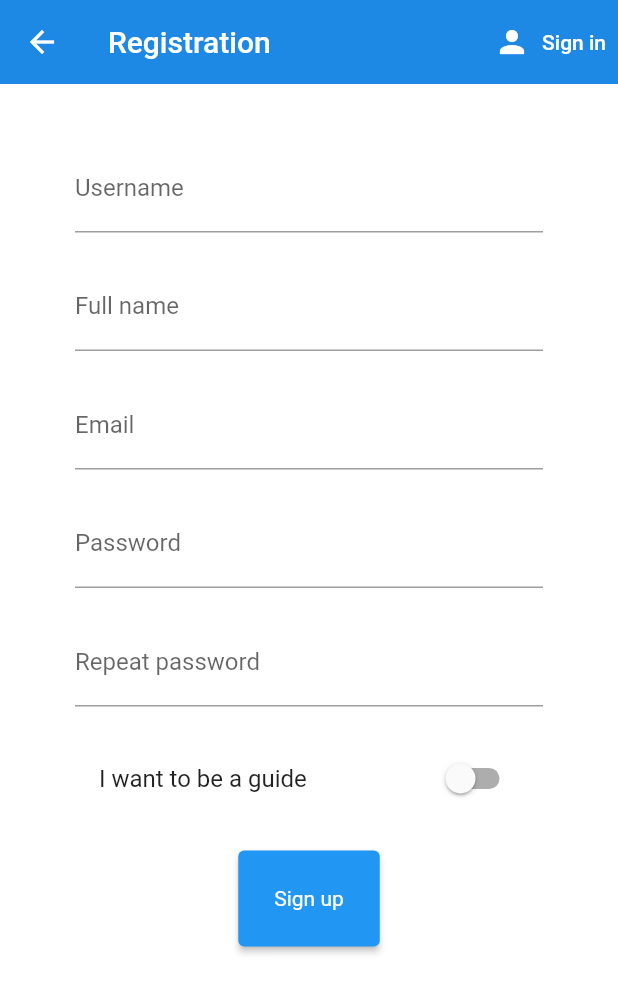
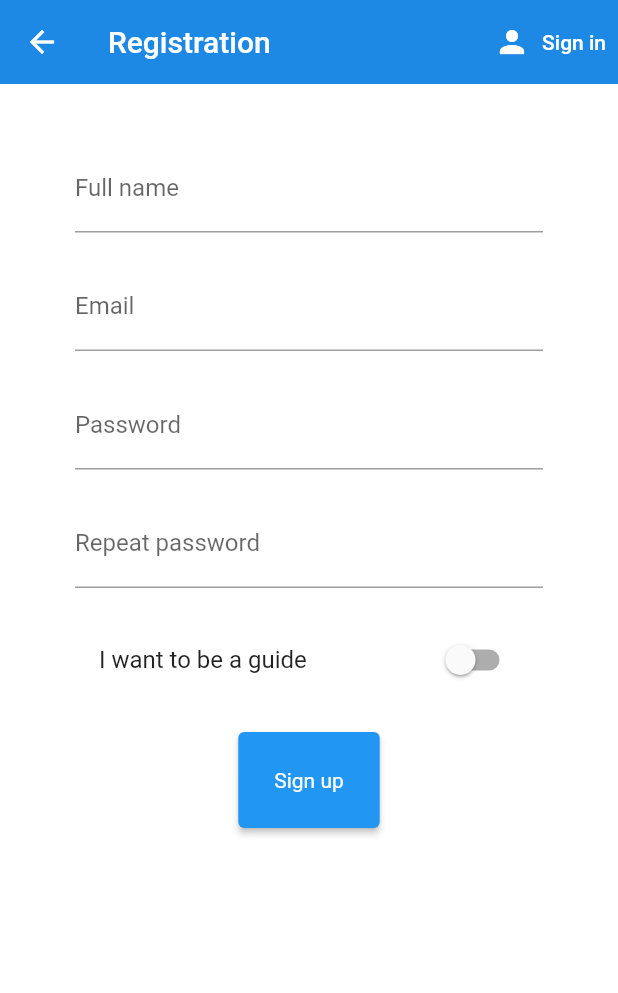
Before and after one commit to nurSaadat/RemoteGuide, a Flutter app: the Register screen opened directly with empty values, on a phone screen of 412 x 824 dp. Shown: the top 993 px of the screen. Run offline on Flutter 3.47's test engine with Material 2 defaults, Android fonts, the phone set to English and light mode, and no system bars; our stand-ins replace cloud_firestore, firebase_auth, firebase_core, firebase_storage, flutter_spinkit, geolocator and 2 more; missing offline and left inert: flutter_google_places, google_api_headers, google_maps_webservice; accounts and stored records are empty.

Commit message:
fix(client): remove nickname field from user registration

```diff
--- a/lib/pages/authenticate/register.dart
+++ b/lib/pages/authenticate/register.dart
@@ -18,7 +18,6 @@ class _RegisterState extends State<Register> {
 
   bool guide = false;
   String email = '';
-  String username = '';
   String name = '';
   String password = '';
   String repeatedPassword = '';
@@ -52,16 +51,6 @@ class _RegisterState extends State<Register> {
                 key: _formKey,
                 child: Column(
                   children: <Widget>[
-                    const SizedBox(height: 20.0),
-                    TextFormField(
-                      decoration: const InputDecoration(
-                        labelText: 'Username',
-                      ),
-                      validator: (val) => val!.isEmpty ? 'Enter the username' : null,
-                      onChanged: (val) {
-                        setState(() => username = val);
-                      },
-                    ),
                     const SizedBox(height: 20.0),
                     TextFormField(
                       decoration: const InputDecoration(
```
